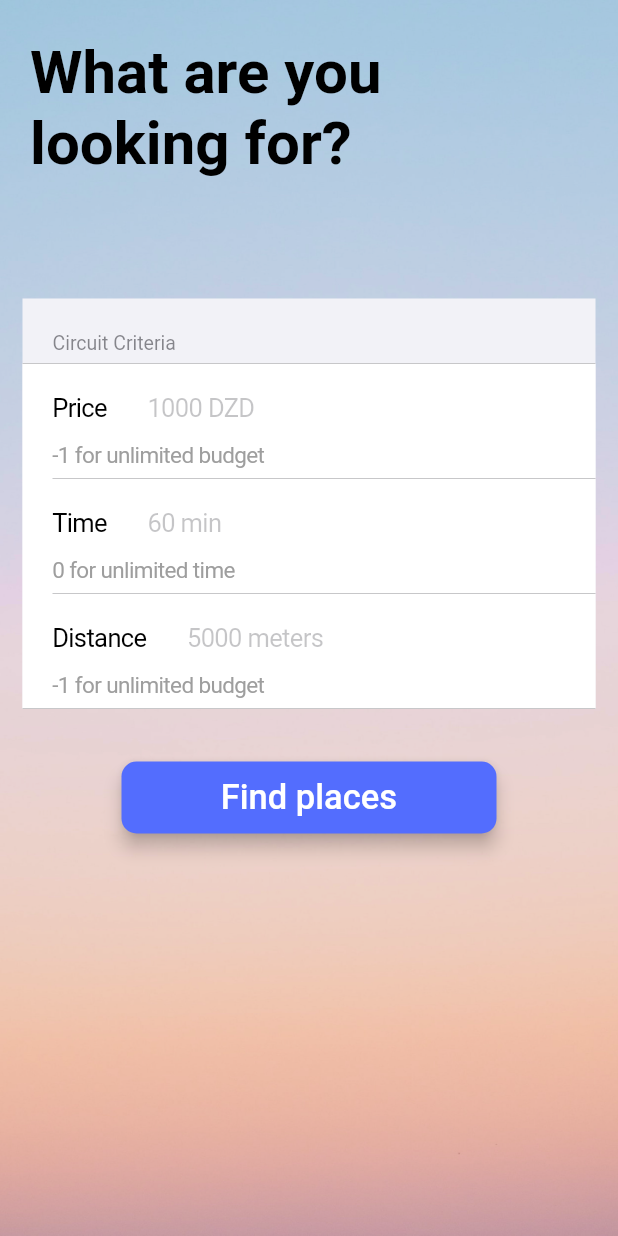
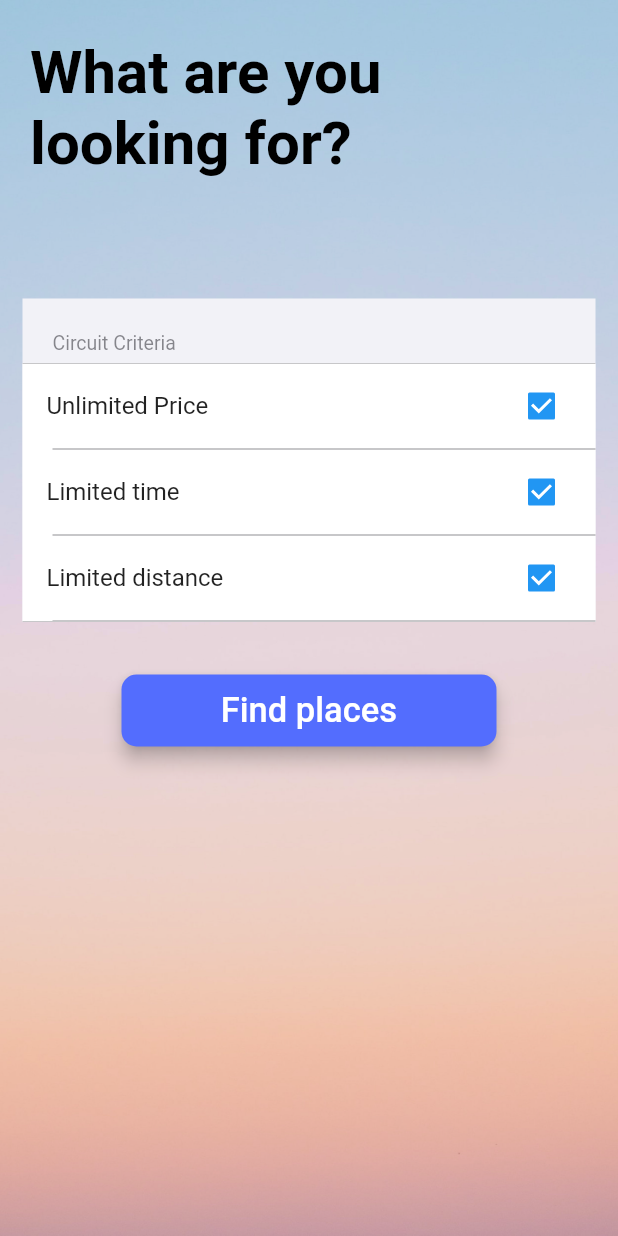
Before and after one commit to Rachiddz10/pfe_app, a Flutter app: the MakeTrip screen opened by its route, on a phone screen of 412 x 824 dp. Run offline on Flutter 3.47's test engine with Material 2 defaults, Android fonts, the phone set to English and light mode, and no system bars; drawn by our look-alikes of modal_progress_hud_nsn; our stand-ins replace animated_text_kit, carousel_slider, chewie, flutter_spinkit, flutter_tts, google_maps_flutter and 4 more; missing offline and left inert: auto_orientation, flutter_polyline_points, translator; generated files the repository leaves out were written again; statements that could not run were skipped.

```diff
--- a/lib/screens/main_screen.dart
+++ b/lib/screens/main_screen.dart
@@ -899,6 +899,6 @@ class MainScreenEmptyPlaces extends StatelessWidget {
           ),
         )),
       ),
-        s);
+    );
   }
 }
--- a/lib/screens/make_trip.dart
+++ b/lib/screens/make_trip.dart
@@ -25,31 +25,14 @@ class _MakeTripState extends State<MakeTrip> {
   String? cityName;
   List<int> idCategorySelected = [];
   bool showSpinner = false;
+  bool priceChecked = true;
+  bool timeChecked = true;
+  bool distanceChecked = true;
+  String priceText = '';
+  String timeText = '';
+  String distanceText = '';
 
-  bool isChecked = false;
-
-  Checkbox getCheckBox() {
-    Color getColor(Set<MaterialState> states) {
-      const Set<MaterialState> interactiveStates = <MaterialState>{
-        MaterialState.pressed,
-      };
-      if (states.any(interactiveStates.contains)) {
-        return Colors.blue;
-      }
-      return const Color(0xFF757575);
-    }
-
-    return Checkbox(
-      checkColor: Colors.white,
-      fillColor: MaterialStateProperty.resolveWith(getColor),
-      value: isChecked,
-      onChanged: (bool? value) {
-        setState(() {
-          isChecked = value!;
-        });
-      },
-    );
-  }
+  final _formKeyKey = GlobalKey<FormState>();
 
   @override
   void initState() {
@@ -192,106 +175,118 @@ class _MakeTripState extends State<MakeTrip> {
                     children: getCategories(),
                   ),
                   const SizedBox(
-                    height: 10.0,
-                  ),
-                  const SizedBox(
-                    height: 20.0,
-                  ),
-                  /*Card(
-                    color: Colors.grey[50],
-                    elevation: 0,
-                    child: Column(
-                      children: [
-                        /*ListTile(
-                          title: const Text(
-                            'Free to visit: ',
-                            style: TextStyle(
-                              fontSize: 20.0,
-                            ),
-                          ),
-                          trailing: getCheckBox(),
-                        ),*/
-                        ListTile(
-                          title: const Text(
-                            'Price:',
-                            style: TextStyle(fontSize: 20.0),
-                          ),
-                          trailing: TextField(
-                            onChanged: (value) {},
-                            decoration: const InputDecoration(
-                              filled: true,
-                              fillColor: Colors.white,
-                              hintStyle: TextStyle(
-                                color: Colors.grey,
-                              ),
-                              border: OutlineInputBorder(
-                                borderRadius: BorderRadius.all(
-                                  Radius.circular(10.0),
-                                ),
-                              ),
-                            ),
-                          ),
-                        ),
-                      ],
-                    ),
-                  ),
-                  const SizedBox(
-                    height: 20.0,
-                  ),*/
-
-                  const SizedBox(
-                    height: 20.0,
+                    height: 50.0,
                   ),
                   Padding(
                     padding: const EdgeInsets.only(
                         left: 15.0, right: 15.0, top: 5.0, bottom: 15.0),
-                    child: CupertinoFormSection(
-                      header: const Text('Circuit Criteria'),
-                      children: [
-                        CupertinoFormRow(
-                          prefix: const Text('Price'),
-                          helper: const Text(
-                            '-1 for unlimited budget',
-                            style: TextStyle(
-                              fontSize: 15,
-                              color: Colors.grey,
+                    child: Form(
+                      key: _formKeyKey,
+                      child: CupertinoFormSection(
+                        header: const Text('Circuit Criteria'),
+                        children: [
+                          CheckboxListTile(
+                            title: const Text('Unlimited Price'),
+                            value: priceChecked,
+                            onChanged: (bool? value) {
+                              setState(() {
+                                priceChecked = value!;
+                              });
+                            },
+                          ),
+                          Visibility(
+                            visible: !priceChecked,
+                            child: CupertinoFormRow(
+                              prefix: const Text('Price'),
+                              //error: const Text(''),
+                              child: CupertinoTextFormFieldRow(
+                                placeholder: '1000 DZD',
+                                keyboardType: TextInputType.number,
+                                validator: (String? value) {
+                                  if (value == null || value.isEmpty) {
+                                    return 'Please enter a value';
+                                  }
+                                  if (!RegExp(r'^[0-9]+$').hasMatch(value)) {
+                                    return 'Numbers are accepted only';
+                                  }
+                                  return null;
+                                },
+                                onSaved: (value) {
+                                  priceText = value!;
+                                },
+                              ),
                             ),
                           ),
-                          //error: const Text(''),
-                          child: CupertinoTextFormFieldRow(
-                            placeholder: '1000 DZD',
-                            keyboardType: TextInputType.number,
+                          CheckboxListTile(
+                            title: const Text('Limited time'),
+                            value: timeChecked,
+                            onChanged: (bool? value) {
+                              setState(() {
+                                timeChecked = value!;
+                              });
+                            },
                           ),
-                        ),
-                        CupertinoFormRow(
-                          prefix: const Text('Time'),
-                          helper: const Text(
-                            '0 for unlimited time',
-                            style: TextStyle(
-                              fontSize: 15,
-                              color: Colors.grey,
+                          Visibility(
+                            visible: !timeChecked,
+                            child: CupertinoFormRow(
+                              prefix: const Text('Time'),
+                              child: CupertinoTextFormFieldRow(
+                                placeholder: '60 min',
+                                keyboardType: TextInputType.number,
+                                validator: (String? value) {
+                                  if (value == null || value.isEmpty) {
+                                    return 'Please enter a value';
+                                  }
+                                  if (!RegExp(r'^[0-9]+$').hasMatch(value)) {
+                                    return 'Numbers are accepted only';
+                                  }
+                                  if (value == '0') {
+                                    return 'Time must not be equal to 0';
+                                  }
+                                  return null;
+                                },
+                                onSaved: (value) {
+                                  timeText = value!;
+                                },
+                              ),
                             ),
                           ),
-                          child: CupertinoTextFormFieldRow(
-                            placeholder: '60 min',
-                            keyboardType: TextInputType.number,
+                          CheckboxListTile(
+                            title: const Text('Limited distance'),
+                            value: distanceChecked,
+                            onChanged: (bool? value) {
+                              setState(() {
+                                distanceChecked = value!;
+                              });
+                            },
                           ),
-                        ),
-                        CupertinoFormRow(
-                          prefix: const Text('Distance'),
-                          helper: const Text(
-                            '-1 for unlimited budget',
-                            style: TextStyle(
-                              fontSize: 15,
-                              color: Colors.grey,
+                          Visibility(
+                            visible: !distanceChecked,
+                            child: CupertinoFormRow(
+                              prefix: const Text('Distance'),
+                              child: CupertinoTextFormFieldRow(
+                                keyboardType: TextInputType.number,
+                                placeholder: '5000 meters',
+                                validator: (String? value) {
+                                  if (value == null || value.isEmpty) {
+                                    return 'Please enter a value';
+                                  }
+                                  if (!RegExp(r'^[0-9]+$').hasMatch(value)) {
+                                    return 'Numbers are accepted only';
+                                  }
+                                  if (value == '0') {
+                                    return 'distance must not be equal to 0';
+                                  }
+                                  return null;
+                                },
+                                onSaved: (value) {
+                                  distanceText = value!;
+                                },
+                              ),
                             ),
                           ),
-                          child: CupertinoTextFormFieldRow(
-                            keyboardType: TextInputType.number,
-                            placeholder: '5000 meters',
-                          ),
-                        ),
-                      ],
+                        ],
+                      ),
                     ),
                   ),
                   Padding(
@@ -305,6 +300,25 @@ class _MakeTripState extends State<MakeTrip> {
                       borderRadius: BorderRadius.circular(10.0),
                       child: MaterialButton(
                         onPressed: () async {
+                          if (!_formKeyKey.currentState!.validate()) {
+                            return;
+                          }
+                          _formKeyKey.currentState!.save();
+                          int price = -2;
+                          int time = -1;
+                          int distance = -1;
+                          if (!priceChecked) {
+                            price = int.parse(priceText);
+                          }
+                          if (!timeChecked) {
+                            time = int.parse(timeText);
+                          }
+                          if (!distanceChecked) {
+                            distance = int.parse(distanceText);
+                          }
+                          print('time = $time');
+                          print('price = $price');
+                          print('distance = $distance');
                           setState(() {
                             showSpinner = true;
                           });
@@ -314,10 +328,10 @@ class _MakeTripState extends State<MakeTrip> {
                               1,
                               location.lat!,
                               location.long!,
-                              ["1", "2", "4", "5", "6"],
-                              0,
-                              -1,
-                              0);
+                              idCategorySelected,
+                              time,
+                              price,
+                              distance);
                           print(list);
                           if (!mounted) return;
                           Navigator.pushNamed(context, PathScreen.id);
```
Also changed, not shown: comments_file.dart (+65 -3 lines). Lines whose indentation alone changed are shown as unchanged.
